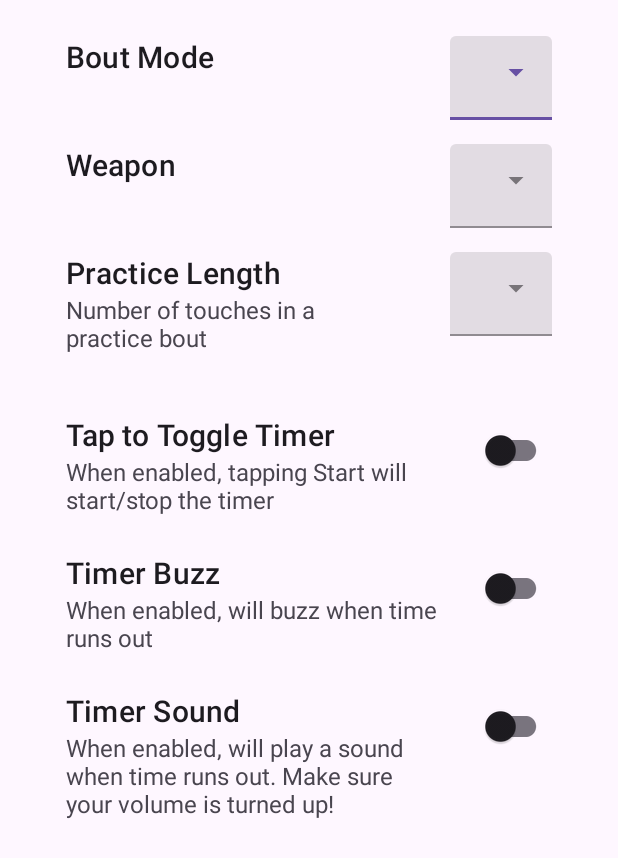
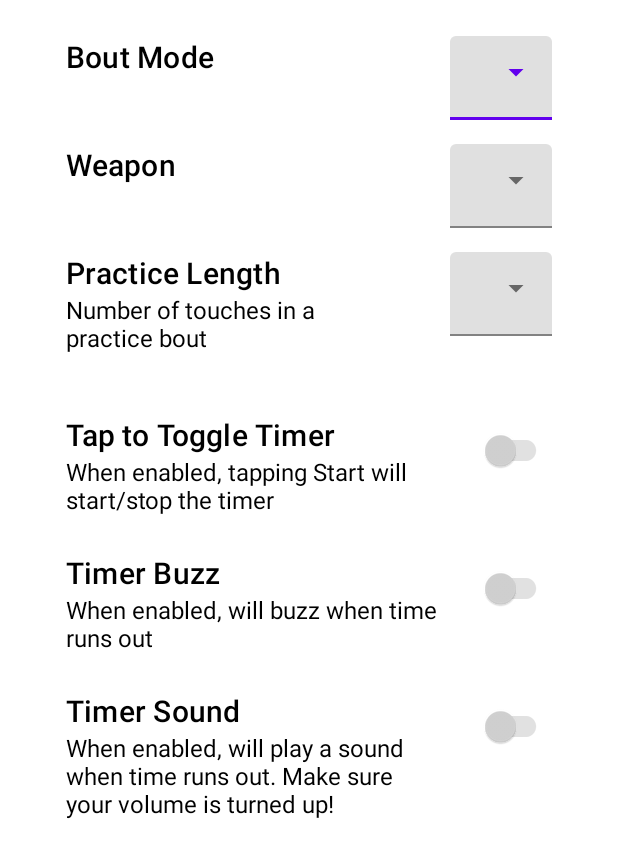
Before and after one commit to SnackKing/FenceAndroid, an Android app: the layout settings_bottom_sheet.xml on its own in the app's theme, with its tools: preview values and no code run, on a phone screen of 412 x 824 dp. Shown: the top 858 px of the screen. Run offline under Robolectric (Android 15) with nearby library versions, the phone set to English and light mode, and no system bars.

Commit message:
Set theme colors

```diff
--- a/app/src/main/res/layout/settings_bottom_sheet.xml
+++ b/app/src/main/res/layout/settings_bottom_sheet.xml
@@ -5,6 +5,7 @@
     android:paddingTop="24dp"
     android:paddingHorizontal="44dp"
     android:orientation="vertical"
+    android:background="@color/white"
     xmlns:tools="http://schemas.android.com/tools">
 
     <LinearLayout
@@ -26,6 +27,7 @@
         <com.google.android.material.textfield.TextInputLayout
             android:id="@+id/bout_type_menu"
             android:layout_gravity="end"
+            android:background="@color/white"
             style="@style/Widget.MaterialComponents.TextInputLayout.FilledBox.ExposedDropdownMenu"
             android:layout_width="match_parent"
             android:layout_height="wrap_content"
@@ -60,6 +62,7 @@
             android:layout_gravity="end"
             android:layout_alignParentEnd="true"
             style="@style/Widget.MaterialComponents.TextInputLayout.FilledBox.ExposedDropdownMenu"
+            android:background="@color/white"
             android:layout_width="wrap_content"
             android:layout_height="wrap_content"
             android:hint="@string/select_one">
--- a/app/src/main/res/values/colors.xml
+++ b/app/src/main/res/values/colors.xml
@@ -6,5 +6,6 @@
     <color name="score_light_red">#FF7276</color>
     <color name="score_green">#008000</color>
     <color name="score_light_green">#90EE90</color>
-
+    <color name="ebfg_green">#35900d</color>
+    <color name="light_grey">#D3D3D3</color>
 </resources>
--- a/app/src/main/res/values/themes.xml
+++ b/app/src/main/res/values/themes.xml
@@ -1,9 +1,28 @@
 <resources xmlns:tools="http://schemas.android.com/tools">
     <!-- Base application theme. -->
-    <style name="Base.Theme.MyApplication" parent="Theme.Material3.DayNight.NoActionBar">
-        <!-- Customize your light theme here. -->
-        <!-- <item name="colorPrimary">@color/my_light_primary</item> -->
+    <style name="Base.Theme.MyApplication" parent="Theme.MaterialComponents.Light">
     </style>
 
-    <style name="Theme.MyApplication" parent="Base.Theme.MyApplication" />
+    <style name="Theme.MyApplication" parent="Base.Theme.MyApplication">
+        <item name="android:statusBarColor">@color/ebfg_green</item>
+        <item name="colorAccent">@color/ebfg_green</item>
+        <item name="colorSecondary">@color/ebfg_green</item>
+        <item name="colorOnSurface">@color/black</item>
+        <item name="colorSurface">@color/white</item>
+        <item name="android:textColorPrimary">@color/black</item>
+        <item name="android:textColorSecondary">@color/black</item>
+        <item name="android:textColor">@color/black</item>
+        <item name="switchStyle">@style/Widget.App.Switch</item>
+        <item name="colorOnPrimary">@color/black</item>
+    </style>
+
+    <style name="Widget.App.Switch" parent="Widget.MaterialComponents.CompoundButton.Switch">
+        <item name="materialThemeOverlay">@style/ThemeOverlay.App.Switch</item>
+    </style>
+
+    <style name="ThemeOverlay.App.Switch" parent="">
+        <item name="colorOnSurface">@color/white</item>
+        <item name="colorSecondary">@color/ebfg_green</item>
+        <item name="colorSurface">@color/light_grey</item>
+    </style>
 </resources>
```
